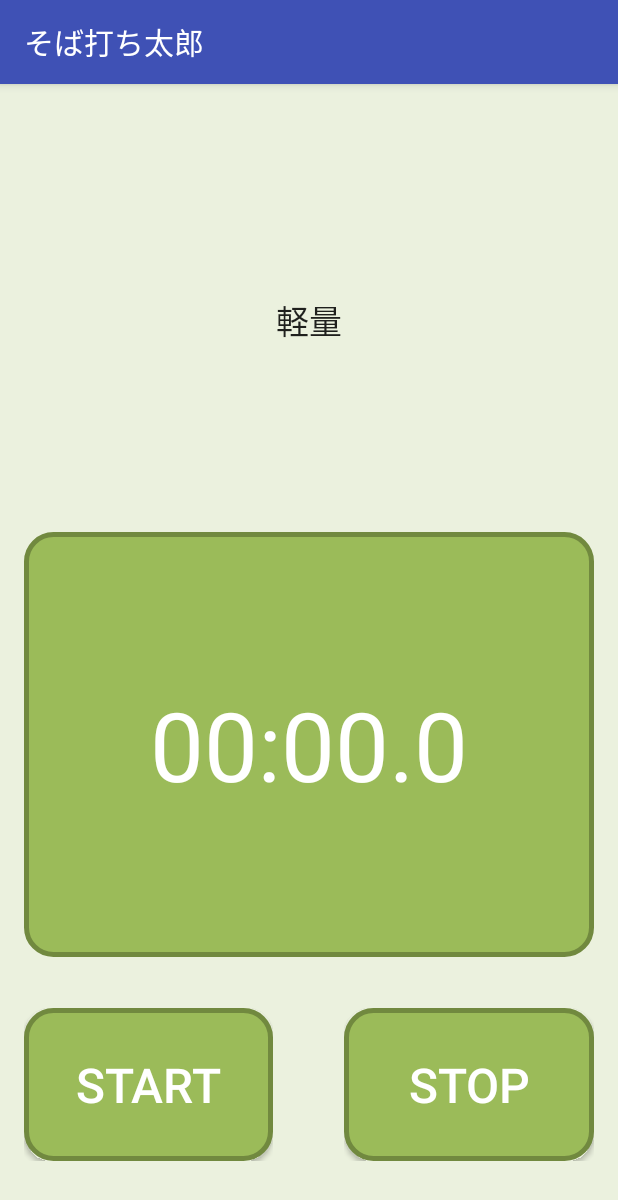
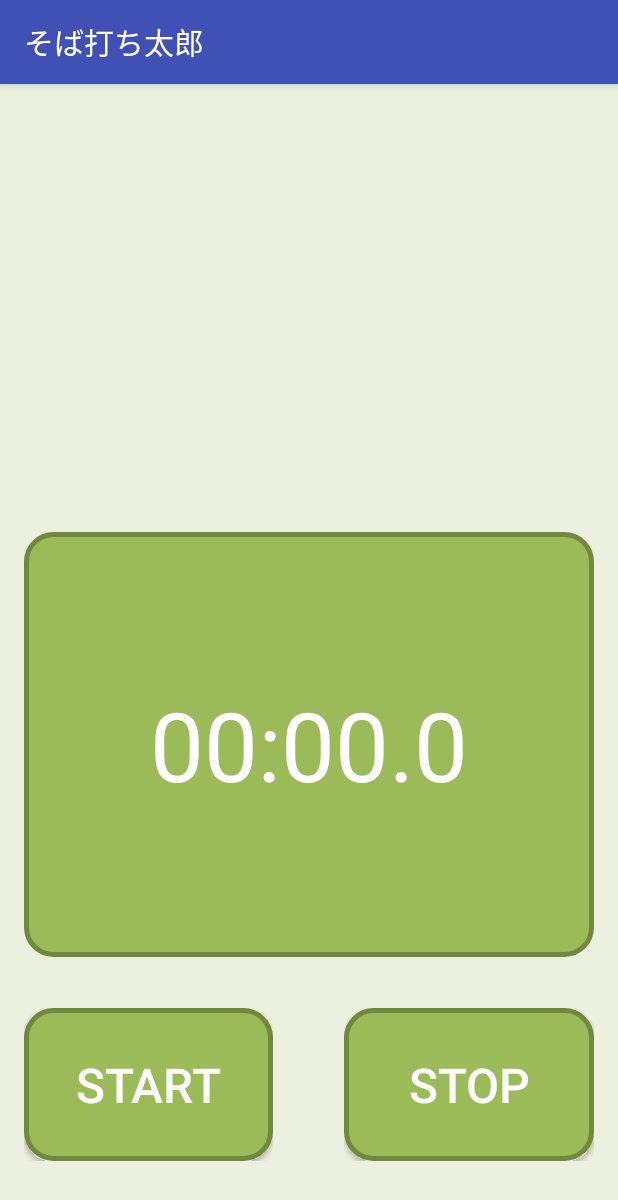
Before and after one commit to MayuOkuda/soba, an Android app: the screen it shows after launch (TimerActivity), after a tap on "お気楽モード", on a phone screen of 412 x 824 dp. Shown: the top 1200 px of the screen. Run offline under Robolectric (Android 15) with nearby library versions, the phone set to English and light mode, and no system bars.

Commit message:
Timer復元

```diff
--- a/Soba_ver1/app/src/main/java/com/wakakusa/soba_ver1/SobaProcess.java
+++ b/Soba_ver1/app/src/main/java/com/wakakusa/soba_ver1/SobaProcess.java
@@ -5,7 +5,24 @@ package com.wakakusa.soba_ver1;
  */
 public class SobaProcess {
 
-    final String[] process = {"軽量","水回し", "捏ね","地延ばし", "丸出し", "四つ出し",
+    final static String[] process = {"軽量","水回し", "捏ね","地延ばし", "丸出し", "四つ出し",
                                 "肉分け", "延し", "たたみ", "切り用意", "切り" ,"片付け"};
 
+    //Timerが動く前の表示内容
+    static String timer_coment = "";
+    //Timerが動く前のボタン
+    static String start_left = "";
+    static String start_right = "";
+
+    //Timerが動いている最中のボタン
+    static String run_left = "";
+    static String run_ringht = "";
+
+    static String setTime(long i){
+        long mm = i*100 / 1000 / 60;
+        long ss = i*100 / 1000 % 60;
+        long ms = (i*100 - ss * 1000 - mm * 1000 * 60)/100;
+        return String.format("%1$02d:%2$02d.%3$01d", mm, ss, ms);
+    }
+
 }
--- a/Soba_ver1/app/src/main/java/com/wakakusa/soba_ver1/TimerActivity.java
+++ b/Soba_ver1/app/src/main/java/com/wakakusa/soba_ver1/TimerActivity.java
@@ -28,7 +28,7 @@ public class TimerActivity extends AppCompatActivity {
     private CountUpTimerTask timerTask = null;
     private long[] recode = new long[12];
     private int t;
-    final SobaProcess process_text = new SobaProcess(); //そば工程名を保持させている
+    //final SobaProcess process_text = new SobaProcess(); //そば工程名を保持させている
 
     @Override
     protected void onCreate(Bundle savedInstanceState) {
@@ -43,7 +43,7 @@ public class TimerActivity extends AppCompatActivity {
     void desplay(){
 
         processText = (TextView) findViewById(R.id.name);
-        processText.setText(process_text.process[t]);
+        processText.setText(SobaProcess.timer_coment);
 
         //計測した時間を入れる配列の番号
         t = 0;
@@ -62,11 +62,14 @@ public class TimerActivity extends AppCompatActivity {
                     t++;
                     if(t == 12){
                         Intent intent = new Intent(getApplication(), MeasureActivity.class);
+                        intent.setFlags(Intent.FLAG_ACTIVITY_NO_HISTORY);
                         startActivity(intent);
                     }
-                    if(t < 12)processText.setText(process_text.process[t]);
+                    if(t < 12)processText.setText(SobaProcess.process[t]);
                 }
 
+                //作業工程
+                processText.setText(SobaProcess.process[t]);
                 // Timer インスタンスを生成
                 timer = new Timer();
 
@@ -135,7 +138,7 @@ public class TimerActivity extends AppCompatActivity {
                     long ss = count*100 / 1000 % 60;
                     long ms = (count*100 - ss * 1000 - mm * 1000 * 60)/100;
                     // 桁数を合わせるために02d(2桁)を設定
-                    timerText.setText(String.format("%1$02d:%2$02d.%3$01d", mm, ss, ms));
+                    timerText.setText(SobaProcess.setTime(count));
                 }
             });
         }
```
